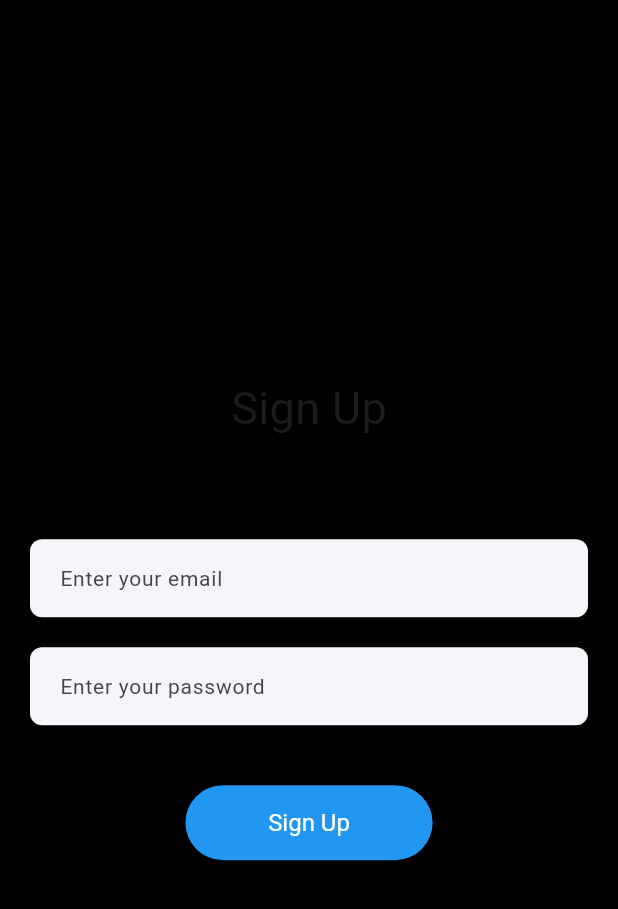
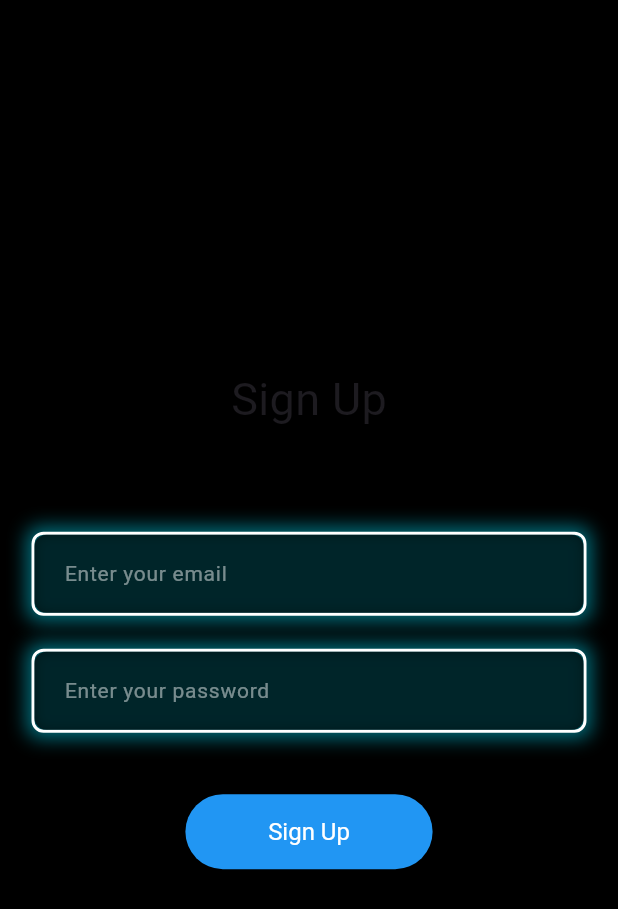
Before and after one commit to amartripathi0/Bi-Gaze, a Flutter app: the EmailPasswordSignup screen opened by its route, on a phone screen of 412 x 824 dp. Shown: the top 909 px of the screen. Run offline on Flutter 3.47's test engine with Material 3 defaults, Android fonts, the phone set to English and light mode, and no system bars; our stand-ins replace animated_background, animated_splash_screen, camera, firebase_auth, firebase_core, fl_chart and 6 more; missing offline and left inert: cool_card_swiper, dart_ping, flutter_facebook_auth, flutter_tflite, internet_speed_meter, qr_code_scanner and 1 more; accounts and stored records are empty; network calls fail.

```diff
--- a/lib/widgets/custom_textfield.dart
+++ b/lib/widgets/custom_textfield.dart
@@ -5,15 +5,34 @@ class CustomTextField extends StatelessWidget {
   final String hintText;
 
   const CustomTextField({
-    Key? key,
+    super.key,
     required this.controller,
     required this.hintText,
-  }) : super(key: key);
+  });
 
   @override
   Widget build(BuildContext context) {
-    return TextField(
+    return Padding(
+      padding: const EdgeInsets.all(1.0),
+      child: Container(
+        decoration: BoxDecoration(
+          borderRadius: BorderRadius.circular(8),
+          border: Border.all(
+            color: Colors.white, // White border color
+            width: 2, // Border width
+          ),
+          boxShadow: [
+            BoxShadow(
+              color: Colors.cyan
+                  .withOpacity(0.6), // Cyan shadow color with opacity
+              spreadRadius: 3, // Spreads the shadow to create a glowing effect
+              blurRadius: 10, // Softens the shadow
+            ),
+          ],
+        ),
+        child: TextField(
           controller: controller,
+          style: const TextStyle(color: Colors.white), // White text color
           decoration: InputDecoration(
             border: OutlineInputBorder(
               borderRadius: BorderRadius.circular(8),
@@ -26,11 +45,16 @@ class CustomTextField extends StatelessWidget {
             contentPadding:
                 const EdgeInsets.symmetric(horizontal: 16, vertical: 14),
             filled: true,
-        fillColor: const Color(0xffF5F6FA),
+            fillColor: const Color.fromARGB(
+                172, 0, 0, 0), // Semi-transparent background
             hintText: hintText,
             hintStyle: const TextStyle(
+              color: Color.fromARGB(
+                  120, 255, 255, 255), // Lighter white for the hint text
               fontSize: 14,
               fontWeight: FontWeight.w400,
+            ),
+          ),
         ),
       ),
     );
```
Also changed, not shown: lib/main.dart (+3 -4 lines), lib/ui/page/login_signup_pages/login_screen.dart (+12 -27 lines). Lines whose indentation alone changed are shown as unchanged.
